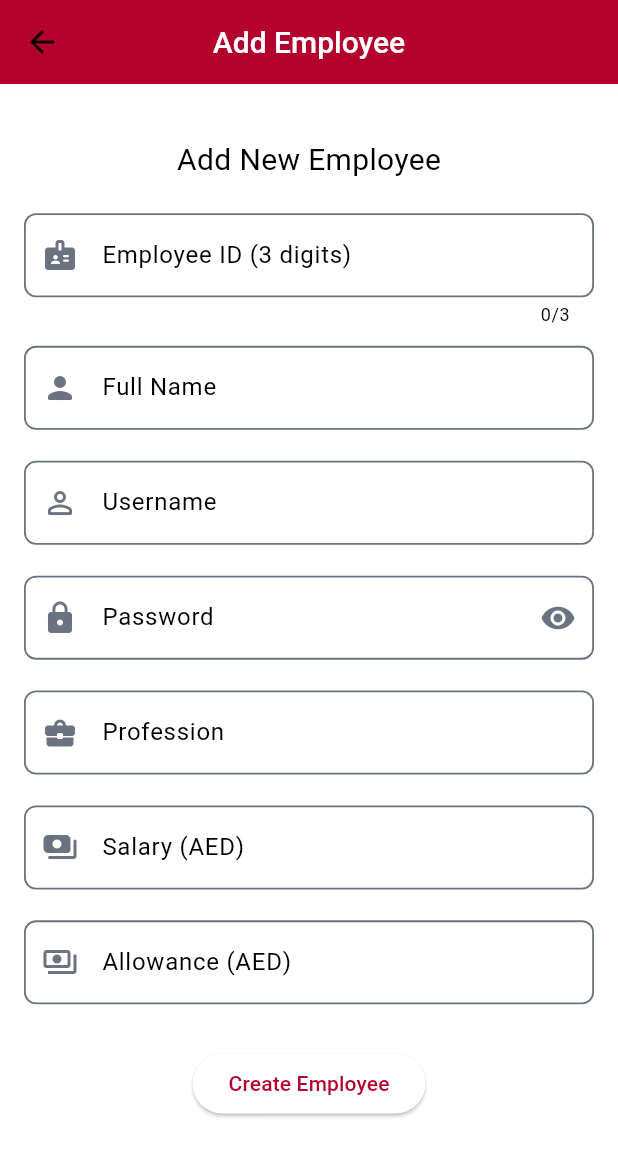
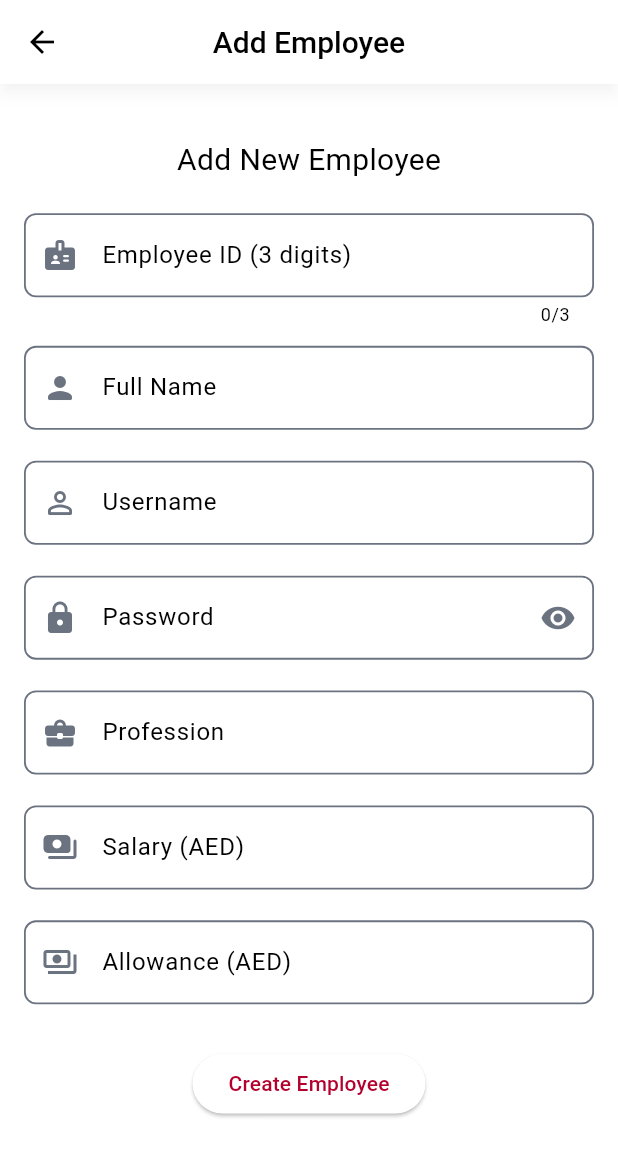
Before and after one commit to noor-faozi/albaderapp, a Flutter app: the AddEmployeeScreen screen opened directly, on a phone screen of 412 x 824 dp. Shown: the top 1157 px of the screen. Run offline on Flutter 3.47's test engine with Material 3 defaults, Android fonts, the light colour scheme and no system bars; our stand-ins replace supabase_flutter; accounts and stored records are empty.

Commit message:
refactor: replace CustomAppBar with CustomSecondaryAppBar, rename CustomTextFormField to custom_text_form_field

```diff
--- a/lib/screens/admin/add_employee_screen.dart
+++ b/lib/screens/admin/add_employee_screen.dart
@@ -1,7 +1,7 @@
 import 'dart:math';
 
-import 'package:albaderapp/widgets/csutom_text_form_field.dart';
-import 'package:albaderapp/widgets/custom_app_bar.dart';
+import 'package:albaderapp/widgets/custom_text_form_field.dart';
+import 'package:albaderapp/widgets/custom_secondary_app_bar.dart';
 import 'package:flutter/material.dart';
 import 'package:flutter/services.dart';
 import 'package:supabase_flutter/supabase_flutter.dart';
@@ -78,7 +78,7 @@ class _AddEmployeeScreenState extends State<AddEmployeeScreen> {
   @override
   Widget build(BuildContext context) {
     return Scaffold(
-      appBar: const CustomAppBar(title: "Add Employee"),
+      appBar: const CustomSecondaryAppBar(title: "Add Employee"),
       body: SingleChildScrollView(
         child: Padding(
           padding: const EdgeInsets.all(16),
--- a/lib/widgets/custom_secondary_app_bar.dart
+++ b/lib/widgets/custom_secondary_app_bar.dart
@@ -1,10 +1,34 @@
 import 'package:flutter/material.dart';
 
-class CustomSecondaryAppBar extends StatelessWidget {
-  const CustomSecondaryAppBar({super.key});
+class CustomSecondaryAppBar extends StatelessWidget implements PreferredSizeWidget {
+  final String title;
+
+  const CustomSecondaryAppBar({
+    super.key,
+    required this.title,
+  });
 
   @override
   Widget build(BuildContext context) {
-    return const Placeholder();
+    return AppBar(
+      leading: IconButton(
+        icon: const Icon(Icons.arrow_back),
+        color: Colors.black,
+        onPressed: () {
+          Navigator.pop(context);
+        },
+      ),
+      title: Text(title),
+      centerTitle: true,
+      backgroundColor: Colors.white,
+      surfaceTintColor: Colors.white,
+      elevation: 4.0,
+      shadowColor: Colors.black.withOpacity(0.2),
+      titleTextStyle: const TextStyle(
+          color: Colors.black, fontSize: 20, fontWeight: FontWeight.w500),
+    );
   }
+
+  @override
+  Size get preferredSize => const Size.fromHeight(kToolbarHeight);
 }
```
Also changed, not shown: lib/widgets/custom_text_form_field.dart (renamed from lib/widgets/csutom_text_form_field.dart).
